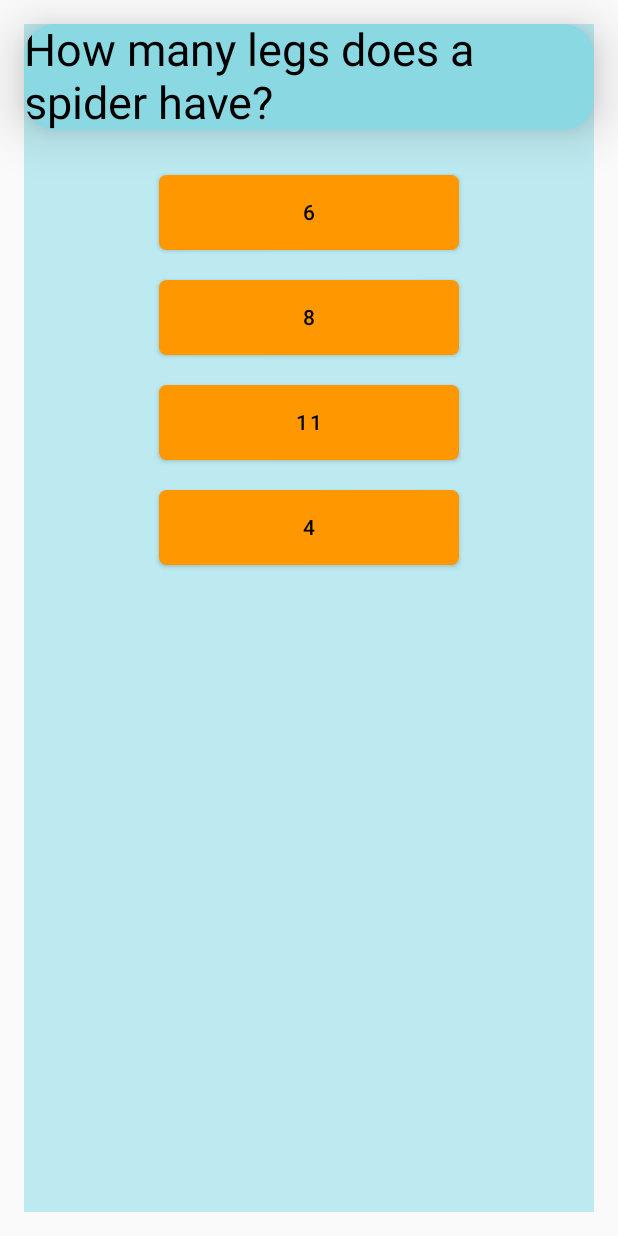
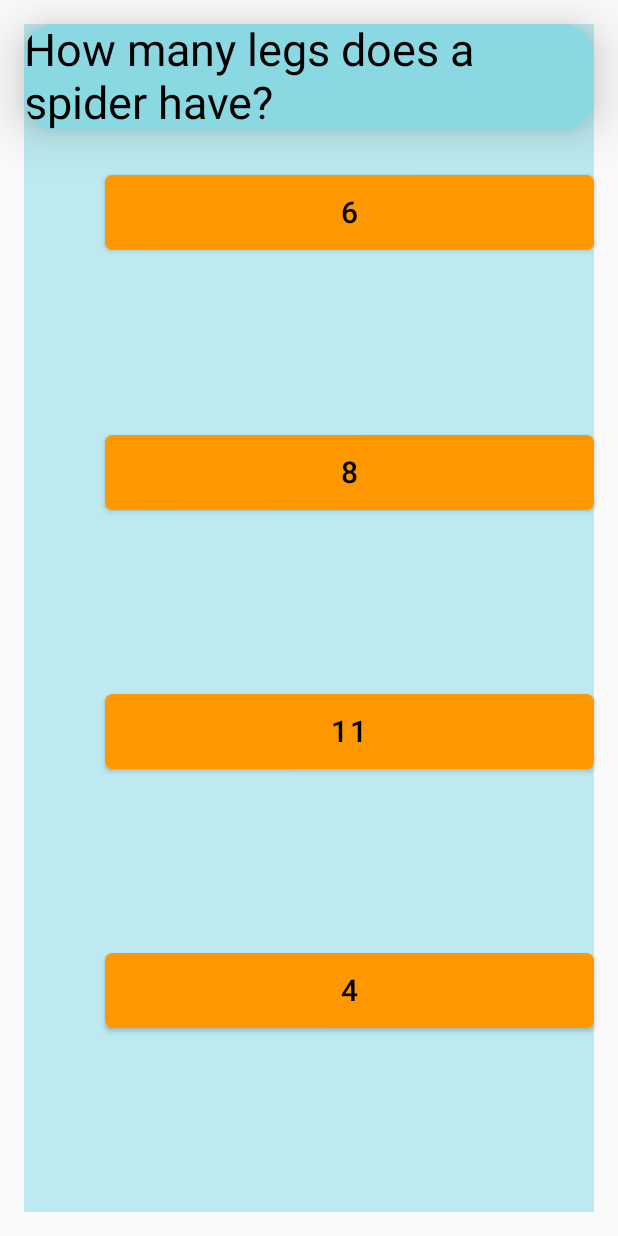
Before and after one commit to idos1234/QuizGame, an Android app built with Jetpack Compose: the GameScreen screen opened through its navigation route, on a phone screen of 412 x 824 dp. Run offline under Robolectric (Android 15) with nearby library versions, the phone set to English and light mode, and no system bars; our stand-ins replace window size class.

Commit message:
start to make the app on different sizes of screens

```diff
--- a/app/build.gradle
+++ b/app/build.gradle
@@ -5,12 +5,12 @@ plugins {
 
 android {
     namespace 'com.example.quizgame'
-    compileSdk 32
+    compileSdk 33
 
     defaultConfig {
         applicationId "com.example.quizgame"
         minSdk 21
-        targetSdk 32
+        targetSdk 33
         versionCode 1
         versionName "1.0"
 
@@ -50,6 +50,7 @@ dependencies {
     def nav_version = "2.5.3"
 
     implementation("androidx.navigation:navigation-compose:$nav_version")
+    implementation "androidx.compose.material3:material3-window-size-class:1.0.1"
     implementation "androidx.lifecycle:lifecycle-viewmodel-compose:2.5.1"
     implementation 'androidx.core:core-ktx:1.7.0'
     implementation 'androidx.lifecycle:lifecycle-runtime-ktx:2.3.1'
--- a/app/src/main/java/com/example/quizgame/MainActivity.kt
+++ b/app/src/main/java/com/example/quizgame/MainActivity.kt
@@ -3,23 +3,20 @@ package com.example.quizgame
 import android.os.Bundle
 import androidx.activity.ComponentActivity
 import androidx.activity.compose.setContent
-import androidx.compose.foundation.layout.fillMaxSize
-import androidx.compose.material.MaterialTheme
-import androidx.compose.material.Surface
-import androidx.compose.material.Text
-import androidx.compose.runtime.Composable
-import androidx.compose.ui.Modifier
-import androidx.compose.ui.tooling.preview.Preview
-import com.example.quizgame.ui.GameScreen
+import androidx.compose.material3.windowsizeclass.ExperimentalMaterial3WindowSizeClassApi
+import androidx.compose.material3.windowsizeclass.calculateWindowSizeClass
 import com.example.quizgame.ui.QuizApp
 import com.example.quizgame.ui.theme.QuizGameTheme
 
+@Suppress("", "OPT_IN_IS_NOT_ENABLED")
 class MainActivity : ComponentActivity() {
+    @OptIn(ExperimentalMaterial3WindowSizeClassApi::class)
     override fun onCreate(savedInstanceState: Bundle?) {
         super.onCreate(savedInstanceState)
         setContent {
             QuizGameTheme() {
-                QuizApp()
+                val windowSizeClass = calculateWindowSizeClass(this)
+                QuizApp(windowSize = windowSizeClass.widthSizeClass)
             }
         }
     }
--- a/app/src/main/java/com/example/quizgame/ui/GameScreen.kt
+++ b/app/src/main/java/com/example/quizgame/ui/GameScreen.kt
@@ -3,26 +3,35 @@ package com.example.quizgame.ui
 import androidx.compose.foundation.background
 import androidx.compose.foundation.layout.*
 import androidx.compose.material.*
+import androidx.compose.material3.windowsizeclass.WindowWidthSizeClass
 import androidx.compose.runtime.*
 import androidx.compose.runtime.saveable.rememberSaveable
 import androidx.compose.ui.Alignment
 import androidx.compose.ui.Modifier
 import androidx.compose.ui.graphics.Color
-import androidx.compose.ui.tooling.preview.Preview
+import androidx.compose.ui.unit.TextUnit
 import androidx.compose.ui.unit.dp
 import androidx.compose.ui.unit.sp
-import androidx.lifecycle.ViewModel
-import androidx.lifecycle.viewmodel.compose.viewModel
-import com.example.quizgame.data.Questions
-import com.example.quizgame.data.UiState
 import com.example.quizgame.data.questions
 import com.example.quizgame.ui.theme.Secondary
 import com.example.quizgame.ui.theme.background
 import com.example.quizgame.ui.theme.buttonColor
-import java.util.Random
 
 @Composable
-fun GameScreen(AfterTenTimes: () -> Unit, viewModel: QuizViewModel = QuizViewModel(), onCorrectAnswer: () -> Unit) {
+fun GameScreen(AfterTenTimes: () -> Unit, viewModel: QuizViewModel = QuizViewModel(), onCorrectAnswer: () -> Unit, windowSize: WindowWidthSizeClass) {
+    val textSize: TextUnit = when (windowSize) {
+        WindowWidthSizeClass.Compact -> 30.sp
+        WindowWidthSizeClass.Medium -> 50.sp
+        WindowWidthSizeClass.Expanded -> 70.sp
+        else -> 70.sp
+    }
+    val ButtonTextSize: TextUnit = when (windowSize) {
+        WindowWidthSizeClass.Compact -> 20.sp
+        WindowWidthSizeClass.Medium -> 30.sp
+        WindowWidthSizeClass.Expanded -> 95.sp
+        else -> 70.sp
+    }
+
     var randomQuestion by remember {
         mutableStateOf(questions.random())
     }
@@ -53,20 +62,21 @@ fun GameScreen(AfterTenTimes: () -> Unit, viewModel: QuizViewModel = QuizViewMod
         horizontalAlignment = Alignment.CenterHorizontally
     ) {
         Card(elevation = 20.dp, backgroundColor = Secondary) {
-            Text(text = randomQuestion.question, color = Color.Black, fontSize = 30.sp)
+            Text(text = randomQuestion.question, color = Color.Black, fontSize = textSize)
         }
         Spacer(modifier = Modifier.height(30.dp))
         options.forEach { item ->
+            Row(modifier = Modifier.weight(2f)) {
+                Spacer(modifier = Modifier.weight(1f))
                 Button(
                     onClick = {
                         selectedValue = item
                         if (selectedValue == randomQuestion.correctAnswer) {
                             onCorrectAnswer()
-                        countWords ++
+                            countWords++
                             if (countWords == 10) {
                                 AfterTenTimes()
-                        }
-                        else{
+                            } else {
                                 randomQuestion = viewModel.makeRandomQuestion(randomQuestion)
                                 answer1 = randomQuestion.answer1
                                 answer2 = randomQuestion.answer2
@@ -75,19 +85,17 @@ fun GameScreen(AfterTenTimes: () -> Unit, viewModel: QuizViewModel = QuizViewMod
                                 options = listOf(answer1, answer2, answer3, answer4)
 
                             }
-                    }
-                    else{
-                        countWords ++
+                        } else {
+                            countWords++
                             if (countWords == 10) {
                                 AfterTenTimes()
-                        }
-                        else{
+                            } else {
                                 randomQuestion = viewModel.makeRandomQuestion(randomQuestion)
                                 answer1 = randomQuestion.answer1
                                 answer2 = randomQuestion.answer2
                                 answer3 = randomQuestion.answer3
                                 answer4 = randomQuestion.answer4
-                            options =listOf(answer1, answer2, answer3, answer4)
+                                options = listOf(answer1, answer2, answer3, answer4)
                             }
                         }
                     },
@@ -95,10 +103,12 @@ fun GameScreen(AfterTenTimes: () -> Unit, viewModel: QuizViewModel = QuizViewMod
                     modifier = Modifier
                         .width(200.dp)
                         .height(50.dp)
-            ){
-                Text(item)
+                        .weight(6f)
+                ) {
+                    Text(item, fontSize = ButtonTextSize)
                 }
-            Spacer(modifier = Modifier.height(20.dp))
+            }
+            Spacer(modifier = Modifier.weight(1f))
         }
     }
 }
--- a/app/src/main/java/com/example/quizgame/ui/HomeScreen.kt
+++ b/app/src/main/java/com/example/quizgame/ui/HomeScreen.kt
@@ -1,43 +1,62 @@
 package com.example.quizgame.ui
 
 import androidx.compose.foundation.layout.Column
+import androidx.compose.foundation.layout.Row
 import androidx.compose.foundation.layout.Spacer
 import androidx.compose.foundation.layout.fillMaxSize
 import androidx.compose.material.Button
 import androidx.compose.material.ButtonDefaults
 import androidx.compose.material.Text
+import androidx.compose.material3.windowsizeclass.WindowWidthSizeClass
 import androidx.compose.runtime.Composable
 import androidx.compose.ui.Alignment
 import androidx.compose.ui.Modifier
-import androidx.compose.ui.tooling.preview.Preview
+import androidx.compose.ui.unit.TextUnit
 import androidx.compose.ui.unit.sp
 import com.example.quizgame.ui.theme.Shapes
 import com.example.quizgame.ui.theme.buttonColor
 
 @Composable
-fun HomeScreen(onClicked: () -> Unit) {
+fun HomeScreen(onClicked: () -> Unit, windowSize: WindowWidthSizeClass) {
+
+    val textSize: TextUnit = when (windowSize) {
+        WindowWidthSizeClass.Compact -> 70.sp
+        WindowWidthSizeClass.Medium -> 90.sp
+        WindowWidthSizeClass.Expanded -> 110.sp
+        else -> 70.sp
+    }
+    val ButtonTextSize: TextUnit = when (windowSize) {
+        WindowWidthSizeClass.Compact -> 50.sp
+        WindowWidthSizeClass.Medium -> 75.sp
+        WindowWidthSizeClass.Expanded -> 95.sp
+        else -> 70.sp
+    }
+
     Column(modifier = Modifier.fillMaxSize(), horizontalAlignment = Alignment.CenterHorizontally) {
+        Spacer(modifier = Modifier.weight(1f))
+        Row(modifier = Modifier.weight(3f)) {
             Spacer(modifier = Modifier.weight(1f))
             Text(
                 text = "App name",
-            fontSize = 50.sp,
-            modifier = Modifier.weight(3f)
+                fontSize = textSize,
             )
+            Spacer(modifier = Modifier.weight(1f))
+        }
+        Row() {
+            Spacer(modifier = Modifier.weight(1f))
             Button(
                 onClick = onClicked,
                 colors = ButtonDefaults.buttonColors(buttonColor),
-            shape = Shapes.large) {
+                shape = Shapes.large,
+                modifier = Modifier.weight(6f)
+            ) {
                 Text(
                     text = "Start Quiz",
-                fontSize = 50.sp
+                    fontSize = ButtonTextSize
                 )
             }
-        Spacer(modifier = Modifier.weight(4f))
+            Spacer(modifier = Modifier.weight(1f))
+        }
+        Spacer(modifier = Modifier.weight(6f))
     }
 }
-
-@Composable
-@Preview(showBackground = true)
-fun HomePreview() {
-    HomeScreen(onClicked = {})
-}
--- a/app/src/main/java/com/example/quizgame/ui/QuizApp.kt
+++ b/app/src/main/java/com/example/quizgame/ui/QuizApp.kt
@@ -1,12 +1,12 @@
 package com.example.quizgame.ui
 
 import android.annotation.SuppressLint
+import androidx.compose.material3.windowsizeclass.WindowWidthSizeClass
 import androidx.compose.runtime.*
 import androidx.navigation.NavHostController
 import androidx.navigation.compose.NavHost
 import androidx.navigation.compose.composable
 import androidx.navigation.compose.rememberNavController
-import com.example.quizgame.data.UiState
 
 enum class ScreensNav() {
     Start(),
@@ -17,6 +17,7 @@ enum class ScreensNav() {
 @SuppressLint("ComposableDestinationInComposeScope")
 @Composable
 fun QuizApp(
+    windowSize: WindowWidthSizeClass,
     navController: NavHostController = rememberNavController()
 ) {
     var score by remember {
@@ -28,7 +29,8 @@ fun QuizApp(
             HomeScreen(
                 onClicked = {
                     navController.navigate(ScreensNav.Quiz.name)
-                }
+                },
+                windowSize = windowSize
             )
         }
         composable(route = ScreensNav.Quiz.name) {
@@ -36,7 +38,8 @@ fun QuizApp(
                 AfterTenTimes = {
                 navController.navigate(ScreensNav.Final.name)
             },
-                onCorrectAnswer = { score += 1 }
+                onCorrectAnswer = { score += 1 },
+                windowSize = windowSize
             )
         }
         composable(route = ScreensNav.Final.name) {
```
Lines whose indentation alone changed are shown as unchanged.
